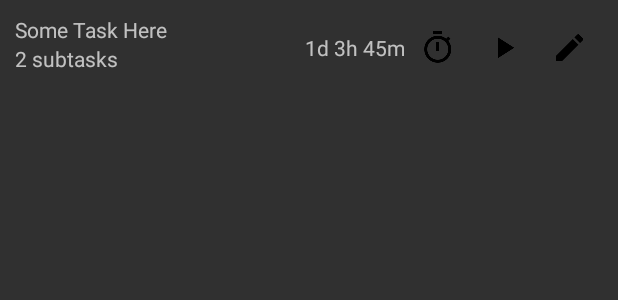
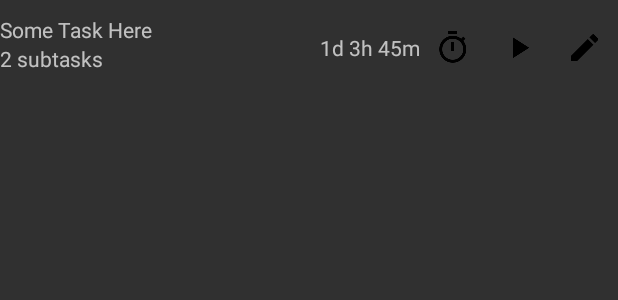
Before and after one commit to mkholt/TimeLog, an Android app: the layout fragment_task.xml on its own in the app's theme, with its tools: preview values and no code run, on a phone screen of 412 x 824 dp. Shown: the top 300 px of the screen. Run offline under Robolectric (Android 15) with nearby library versions, the phone set to English and light mode, and no system bars.

Commit message:
Made task list actually list the tasks. Fixed styling of padding / margin

```diff
--- a/app/src/main/res/layout/fragment_task.xml
+++ b/app/src/main/res/layout/fragment_task.xml
@@ -1,7 +1,9 @@
 <?xml version="1.0" encoding="utf-8"?>
 <RelativeLayout xmlns:android="http://schemas.android.com/apk/res/android"
     android:layout_width="match_parent"
-    android:layout_height="match_parent" android:padding="10dp">
+    android:layout_height="wrap_content"
+    android:paddingTop="10dp"
+    android:paddingBottom="10dp">
         <TextView
             android:id="@+id/tasklist_task_name"
             android:layout_width="wrap_content"
--- a/app/src/main/res/layout/fragment_task_list.xml
+++ b/app/src/main/res/layout/fragment_task_list.xml
@@ -6,8 +6,6 @@
     android:name="com.t_hawk.timelog.TaskListFragment"
     android:layout_width="match_parent"
     android:layout_height="match_parent"
-    android:layout_marginLeft="16dp"
-    android:layout_marginRight="16dp"
     app:layoutManager="LinearLayoutManager"
     tools:context="com.t_hawk.timelog.fragments.TaskListFragment"
     tools:listitem="@layout/fragment_task" />
```
Also changed, not shown: app/src/main/res/layout/activity_main.xml (+6 -1 lines).
